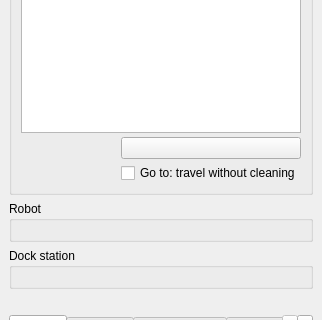
Above: valetudo_qgis/ui/status_panel.ui from sylsta/homeqgis before the change; both pictures show x 0 to 322 and y 190 to 510 of the 322 by 880 pixel window. Below: the same form after it.
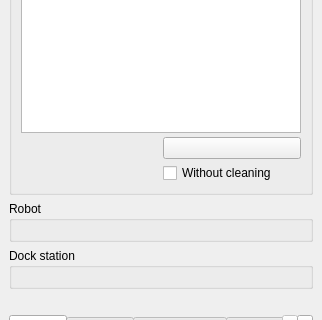
That is the form after the change. Custom widgets are drawn as their Qt base class.

Commit message:
Go to: checkbox label shortened to 'Without cleaning'
Also in the messages that name it (first-time dialog, cancelled trip).

Diff of the .ui file:
```diff
--- a/valetudo_qgis/ui/status_panel.ui
+++ b/valetudo_qgis/ui/status_panel.ui
@@ -112,7 +112,7 @@
        <item row="3" column="1">
         <widget class="QCheckBox" name="chk_goto_quiet">
          <property name="text">
-          <string>Go to: travel without cleaning</string>
+          <string>Without cleaning</string>
          </property>
          <property name="toolTip">
           <string>This robot's “Go to” is a small cleaning job. Ticked, the plugin lifts the mops (vacuum-only mode), turns the water off and the fan to its lowest for the trip, then restores your settings.</string>
```
The commit also changes 3 other files.
